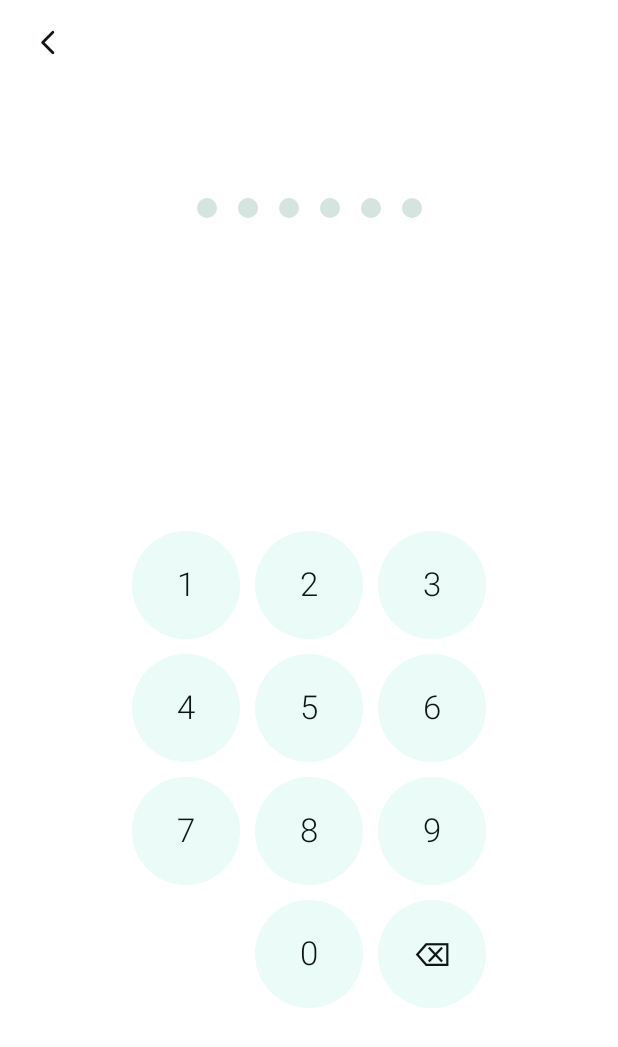
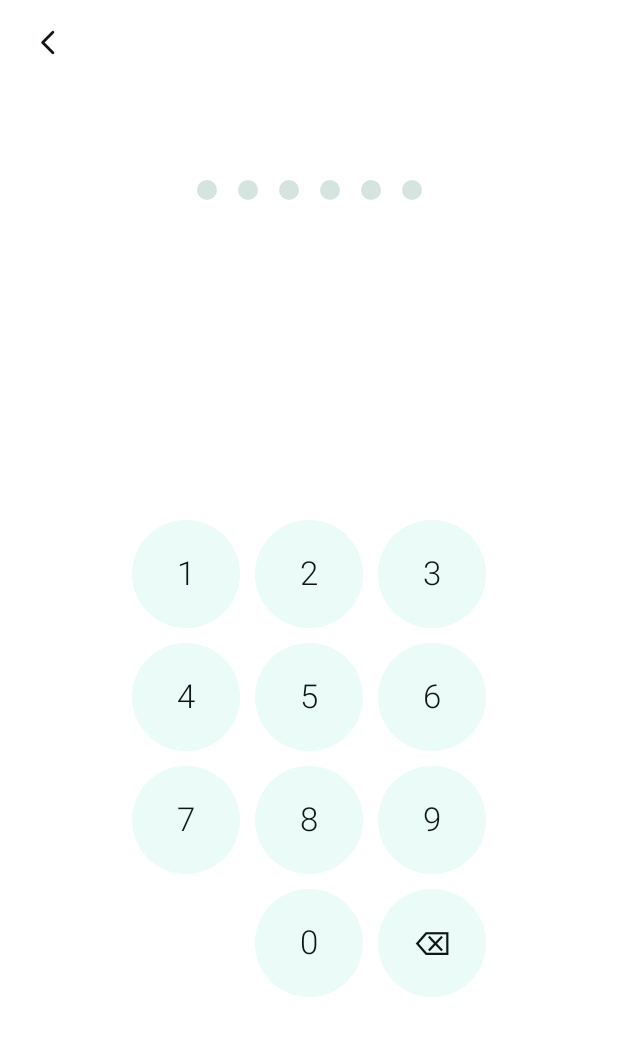
Before and after one commit to mjkang0987/pika-player, an Android app built with Jetpack Compose: the composable PinScreen called with empty values, on a phone screen of 412 x 824 dp. Shown: the top 1047 px of the screen. Run offline under Robolectric (Android 15) with nearby library versions, the phone set to English and light mode, and no system bars.

Commit message:
PIN 숫자판 위아래 여백 넓히기
자리를 거의 꽉 채우고 있어 하단 네비게이션에 붙어 보였다. 남기는 몫을
12dp 에서 36dp 로 늘린다 — 가운데 정렬이라 위아래로 18dp 씩 나뉜다.

숫자판 자리를 늘리려고 위쪽 여백도 조금 줄였다(28→22, 28→22, 16→14).
그만큼 키가 덜 작아진다.

Co-Authored-By: Claude Opus 5 <noreply@anthropic.com>
Claude-Session: https://claude.ai/code/session_01HEj3qpi96pjaaEihcazEcc

```diff
--- a/app/src/main/java/com/pikaworks/pikaplayer/ui/vault/PinScreen.kt
+++ b/app/src/main/java/com/pikaworks/pikaplayer/ui/vault/PinScreen.kt
@@ -65,7 +65,7 @@ fun PinScreen(
     ) {
         ScreenHeader(title, onBack)
 
-        Spacer(Modifier.height(28.dp))
+        Spacer(Modifier.height(22.dp))
         Text(
             subtitle,
             fontSize = 13.sp, fontWeight = FontWeight.Light, color = colors.textSecondary,
@@ -73,7 +73,7 @@ fun PinScreen(
             modifier = Modifier.padding(horizontal = 32.dp),
         )
 
-        Spacer(Modifier.height(28.dp))
+        Spacer(Modifier.height(22.dp))
         Row(horizontalArrangement = Arrangement.spacedBy(14.dp)) {
             repeat(PIN_LENGTH) { index ->
                 val filled = index < entered.length
@@ -86,7 +86,7 @@ fun PinScreen(
             }
         }
 
-        Spacer(Modifier.height(16.dp))
+        Spacer(Modifier.height(14.dp))
         // 안내 자리를 늘 비워 둔다. 오류가 났을 때만 나타나면 숫자판이 위아래로 뛴다.
         Box(modifier = Modifier.heightIn(min = 20.dp), contentAlignment = Alignment.Center) {
             val message = when {
@@ -108,8 +108,11 @@ fun PinScreen(
             contentAlignment = Alignment.Center,
         ) {
             val gaps = KEY_GAP * 3
-            // 아래쪽에 조금 남겨 둔다. 딱 맞추면 붙어 보인다.
-            val keySize = ((maxHeight - gaps - 12.dp) / 4).coerceIn(48.dp, 72.dp)
+            // 자리를 꽉 채우지 않는다. 남긴 만큼이 숫자판 위아래 여백이 된다
+            // (가운데 정렬이라 절반씩 나뉜다). 딱 맞추면 하단 네비게이션에
+            // 붙어 보인다.
+            val breathing = 36.dp
+            val keySize = ((maxHeight - gaps - breathing) / 4).coerceIn(46.dp, 72.dp)
             Keypad(
                 keySize = keySize,
                 enabled = !locked,
```
